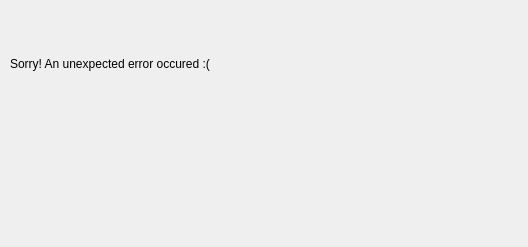
First picture: the form in ViewModule/TrainingPanel.ui, repository marcobasmaji/NeuroLab, before the edit.
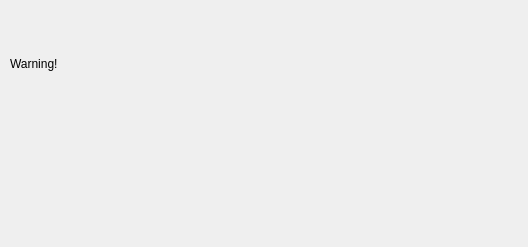
Second picture: the form after the edit.

Patch:
```diff
--- a/ViewModule/TrainingPanel.ui
+++ b/ViewModule/TrainingPanel.ui
@@ -27,7 +27,7 @@
      <item>
       <widget class="QLabel" name="sorry">
        <property name="text">
-        <string>Sorry! An unexpected error occured :(</string>
+        <string>Warning!</string>
        </property>
       </widget>
      </item>
```
